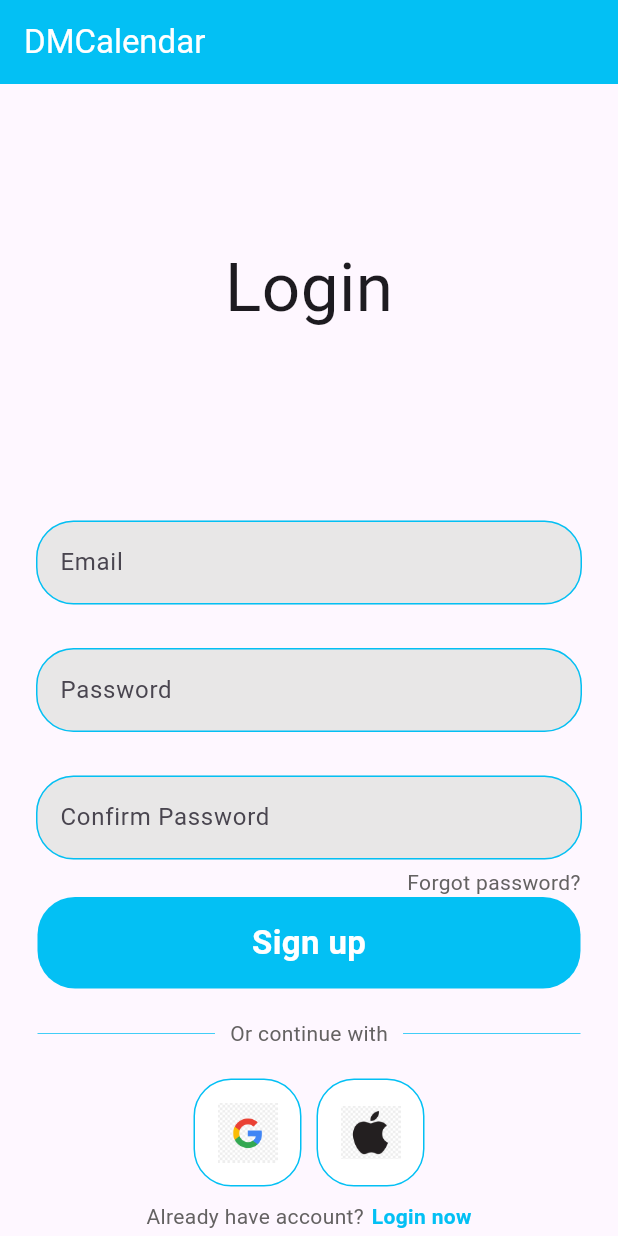
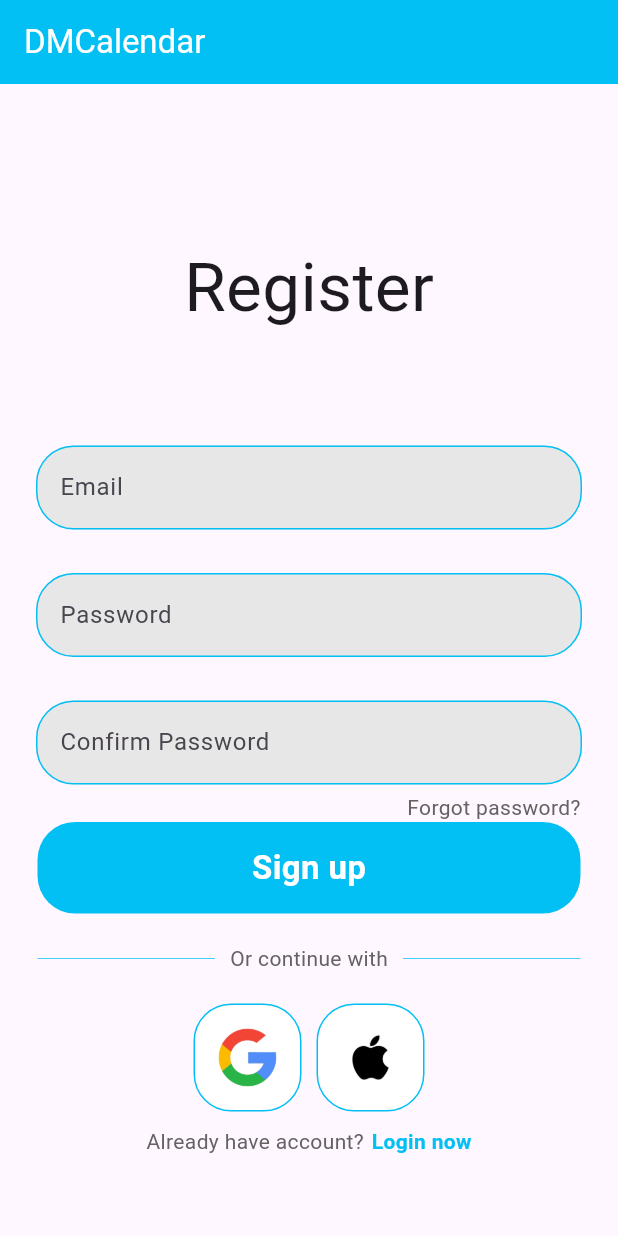
Before and after one commit to Legondr/MVOP-walkies, a Flutter app: the screen it shows after launch, after a tap on "Register now", on a phone screen of 412 x 824 dp. Run offline on Flutter 3.47's test engine with Material 3 defaults, Android fonts, the phone set to English and light mode, and no system bars; our stand-ins replace auto_route, firebase_auth, firebase_core, geolocator, google_maps_flutter, google_sign_in; accounts and stored records are empty; network calls fail.

Commit message:
version 1.0

```diff
--- /dev/null
+++ b/devtools_options.yaml
@@ -0,0 +1,3 @@
+description: This file stores settings for Dart & Flutter DevTools.
+documentation: https://docs.flutter.dev/tools/devtools/extensions#configure-extension-enablement-states
+extensions:
--- a/lib/app/router.dart
+++ b/lib/app/router.dart
@@ -1,5 +1,4 @@
 import 'package:auto_route/auto_route.dart';
-import 'package:walkies/screens/homeScreen/home_screen.dart';
 import 'package:walkies/screens/loginScreen/login_screen.dart';
 import 'package:walkies/screens/registerScreen/register_screen.dart';
 import 'package:walkies/screens/authScreen/auth_screen.dart';
@@ -19,9 +18,6 @@ class AppRouter extends RootStackRouter {
           page: RegisterRoute.page,
         ),
         AutoRoute(
-          page: HomeRoute.page,
-        ),
-        AutoRoute(
           page: ForgotPasswordRoute.page,
         ),
         AutoRoute(
--- a/lib/components/square_tile.dart
+++ b/lib/components/square_tile.dart
@@ -24,7 +24,6 @@ class SquareTile extends StatelessWidget {
           imagePath,
           height: 40,
           width: 40,
-          // color: Colors.transparent,
         ),
       ),
     );
--- a/lib/screens/authScreen/auth_screen.dart
+++ b/lib/screens/authScreen/auth_screen.dart
@@ -1,5 +1,5 @@
 import 'package:auto_route/auto_route.dart';
-import 'package:walkies/screens/homeScreen/home_screen.dart';
+import 'package:walkies/screens/mapScreen/map_screen.dart';
 import 'package:walkies/screens/loginOrRegisterScreen/login_or_register_screen.dart';
 import 'package:firebase_auth/firebase_auth.dart';
 import 'package:flutter/material.dart';
@@ -16,7 +16,7 @@ class AuthScreen extends StatelessWidget {
         builder: (context, snapshot) {
           //user logged in
           if (snapshot.hasData) {
-            return const HomeScreen();
+            return const MapScreen();
           }
           //user not logged in
           else {
--- a/lib/screens/loginScreen/login_screen.dart
+++ b/lib/screens/loginScreen/login_screen.dart
@@ -115,7 +115,7 @@ class _LoginScreenState extends State<LoginScreen> {
               mainAxisAlignment: MainAxisAlignment.center,
               children: [
                 // Login text
-                const SizedBox(height: 100),
+                const SizedBox(height: 75),
                 const Text(
                   'Login',
                   style: TextStyle(
@@ -124,7 +124,7 @@ class _LoginScreenState extends State<LoginScreen> {
                 ),
 
                 // Email text field
-                const SizedBox(height: 100),
+                const SizedBox(height: 75),
                 CustomTextField(
                   controller: emailController,
                   hintText: 'Email',
@@ -162,7 +162,7 @@ class _LoginScreenState extends State<LoginScreen> {
                         child: const Text(
                           'Forgot password?',
                           style: TextStyle(
-                            color: Color.fromARGB(255, 3, 192, 244),
+                            color: Color.fromARGB(255, 100, 98, 98),
                             fontWeight: FontWeight.bold,
                           ),
                         ),
@@ -220,11 +220,11 @@ class _LoginScreenState extends State<LoginScreen> {
                     //Placeholder for Google or Apple buttons
                     SquareTile(
                         onTap: () => AuthService().singInWithGoogle(),
-                        imagePath: 'assets/images/google.png'),
+                        imagePath: 'assets/images/googleLogo.png'),
                     const SizedBox(width: 10),
                     SquareTile(
                         onTap: () => AuthService().signInWithApple(),
-                        imagePath: 'assets/images/apple.png')
+                        imagePath: 'assets/images/appleLogo.png'),
                   ],
                 ),
 
--- a/lib/screens/registerScreen/register_screen.dart
+++ b/lib/screens/registerScreen/register_screen.dart
@@ -2,6 +2,7 @@ import 'package:auto_route/auto_route.dart';
 import 'package:walkies/components/custom_button.dart';
 import 'package:walkies/components/custom_textfield.dart';
 import 'package:walkies/components/square_tile.dart';
+import 'package:walkies/screens/forgotPasswordScreen/forgot_password_screen.dart';
 import 'package:walkies/services/authService/auth_service.dart';
 import 'package:firebase_auth/firebase_auth.dart';
 import 'package:flutter/material.dart';
@@ -98,16 +99,16 @@ class _RegisterScreenState extends State<RegisterScreen> {
               mainAxisAlignment: MainAxisAlignment.center,
               children: [
                 // Login text
-                const SizedBox(height: 100),
+                const SizedBox(height: 50),
                 const Text(
-                  'Login',
+                  'Register',
                   style: TextStyle(
                     fontSize: 45,
                   ),
                 ),
 
                 // Email text field
-                const SizedBox(height: 100),
+                const SizedBox(height: 50),
                 CustomTextField(
                   controller: emailController,
                   hintText: 'Email',
@@ -128,15 +129,27 @@ class _RegisterScreenState extends State<RegisterScreen> {
                 ),
 
                 // Forget password
-                const Padding(
-                  padding: EdgeInsets.symmetric(horizontal: 25),
+                Padding(
+                  padding: const EdgeInsets.symmetric(horizontal: 25),
                   child: Row(
                     mainAxisAlignment: MainAxisAlignment.end,
                     children: [
-                      Text(
-                        'Forgot password?',
-                        style: TextStyle(
-                          color: Color.fromARGB(255, 100, 98, 98),
+                      GestureDetector(
+                        onTap: () {
+                          Navigator.push(
+                            context,
+                            MaterialPageRoute(
+                              builder: (context) {
+                                return const ForgotPasswordScreen();
+                              },
+                            ),
+                          );
+                        },
+                        child: const Text(
+                          'Forgot password?',
+                          style: TextStyle(
+                            color: Color.fromARGB(255, 100, 98, 98),
+                          ),
                         ),
                       ),
                     ],
@@ -188,11 +201,11 @@ class _RegisterScreenState extends State<RegisterScreen> {
                     //Placeholder for Google or Apple buttons
                     SquareTile(
                         onTap: () => AuthService().singInWithGoogle(),
-                        imagePath: 'assets/images/google.png'),
+                        imagePath: 'assets/images/googleLogo.png'),
                     const SizedBox(width: 10),
                     SquareTile(
                         onTap: () => AuthService().signInWithApple(),
-                        imagePath: 'assets/images/apple.png')
+                        imagePath: 'assets/images/appleLogo.png')
                   ],
                 ),
 
```
Also changed, not shown: lib/screens/homeScreen/home_screen.dart (deleted, +0 -117 lines), lib/screens/mapScreen/map_screen.dart (+78 -10 lines), lib/services/routeGenerationService/route_generation_service.dart (+140 -54 lines), lib/services/trackPositionService/track_position_service.dart (+11 -0 lines), assets/images/apple.png (deleted), assets/images/appleLogo.png (added), assets/images/google.png (deleted), assets/images/googleLogo.png (added), flutter_01.png (added), lib/app/router.gr.dart, 3 other files.
